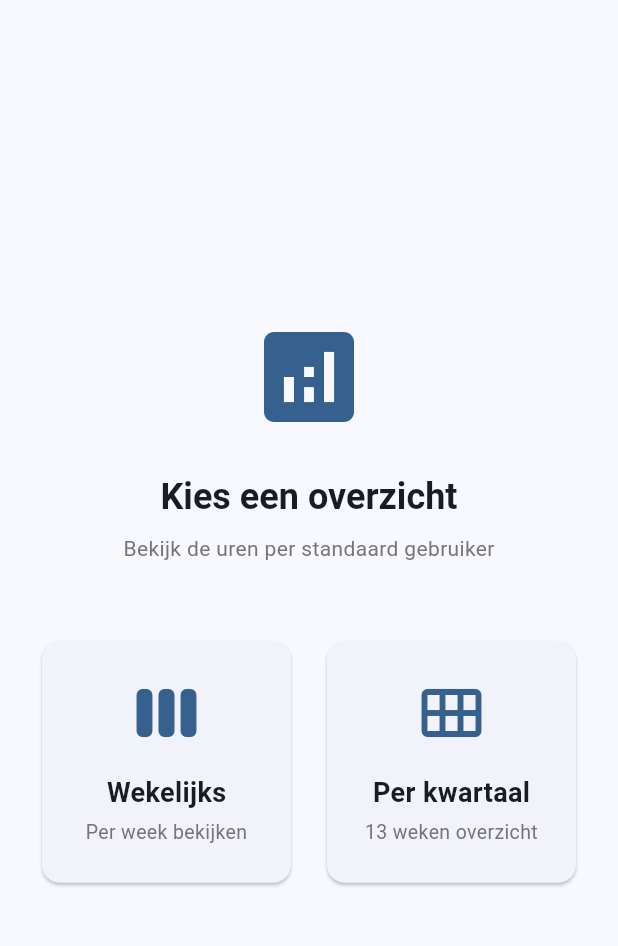
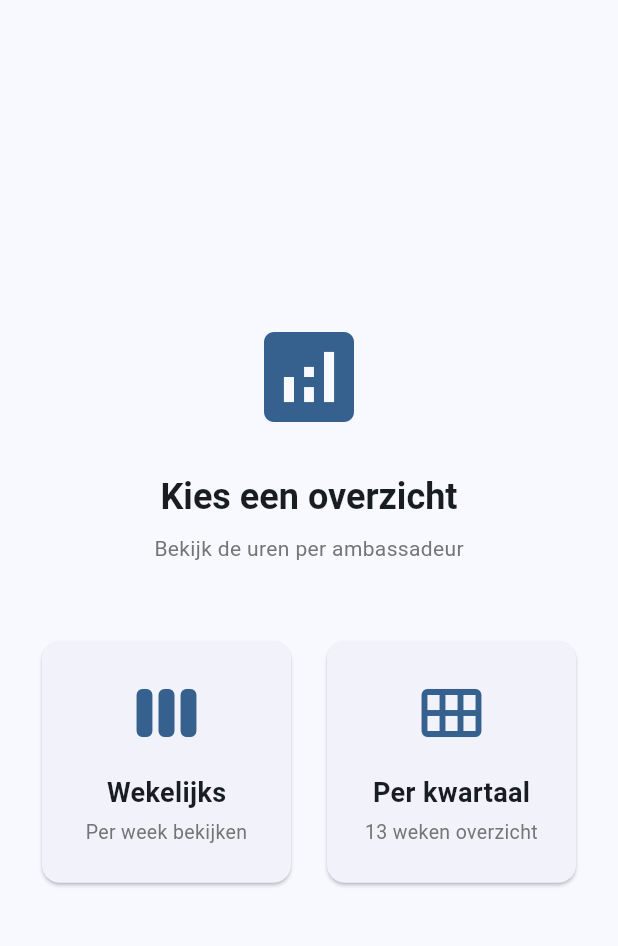
Before and after one commit to hansvdbraak/roosterapp, a Flutter app: the CoordinatorDashboardScreen screen opened directly, on a phone screen of 412 x 824 dp, the part 57-1003 px from its top. Run offline on Flutter 3.47's test engine with Material 3 defaults, Android fonts, the phone set to English and light mode, and no system bars; our stand-ins replace shared_preferences; missing offline and left inert: dart:html, rooster_client, serverpod_flutter; accounts and stored records are empty; network calls fail; statements that could not run were skipped.

Commit message:
v2.02.22: coordinator slot-beheer, ambassadeur-terminologie en staging fix
- Coordinator kan reserveringen van anderen wissen in het weekoverzicht
- Coordinator kan een ambassadeur toewijzen aan vrij slot (of bezet slot: wissen + toewijzen)
- Hernoeming 'eenvoudige/standaard gebruiker' → 'ambassadeur' in alle schermen en code
- Staging serverconfig gecorrigeerd: port 8090 → 443/HTTPS (via nginx proxy)

Co-Authored-By: Claude Sonnet 4.6 <noreply@anthropic.com>

```diff
--- a/lib/config/app_config.dart
+++ b/lib/config/app_config.dart
@@ -66,8 +66,8 @@ class AppConfig {
   /// Staging server
   static const ServerConfig staging = ServerConfig(
     host: 'staging.4ub2b.com',
-    port: 8090,
-    useHttps: false,
+    port: 443,
+    useHttps: true,
   );
 
   /// Productie
--- a/lib/models/user.dart
+++ b/lib/models/user.dart
@@ -9,7 +9,7 @@ extension UserRoleExtension on UserRole {
   String get displayName {
     switch (this) {
       case UserRole.gebruikerEenvoud:
-        return 'Standaard gebruiker';
+        return 'Ambassadeur';
       case UserRole.gebruiker:
         return 'Gebruiker';
       case UserRole.coordinator:
@@ -67,7 +67,7 @@ extension UserRoleExtension on UserRole {
   }
 }
 
-/// Dagdeel voor eenvoudige gebruikers
+/// Dagdeel voor ambassadeurs
 enum DayPart {
   ochtend,  // 10:00 - 13:00
   middag,   // 13:00 - 16:00
--- a/lib/providers/reservation_provider.dart
+++ b/lib/providers/reservation_provider.dart
@@ -156,7 +156,7 @@ class ReservationProvider extends ChangeNotifier {
     );
   }
 
-  /// Boek een volledig dagdeel (voor eenvoudige gebruikers)
+  /// Boek een volledig dagdeel (voor ambassadeurs)
   Future<List<Reservation>> createDayPartReservation({
     required int roomId,
     required String bookerName,
--- a/lib/screens/coordinator_dashboard_screen.dart
+++ b/lib/screens/coordinator_dashboard_screen.dart
@@ -252,7 +252,7 @@ class _CoordinatorDashboardScreenState extends State<CoordinatorDashboardScreen>
           ),
           const SizedBox(height: 8),
           Text(
-            'Bekijk de uren per standaard gebruiker',
+            'Bekijk de uren per ambassadeur',
             style: TextStyle(color: Colors.grey[600]),
           ),
           const SizedBox(height: 48),
@@ -530,7 +530,7 @@ class _CoordinatorDashboardScreenState extends State<CoordinatorDashboardScreen>
     final weekEnd = weekStart.add(const Duration(days: 6));
     final weekNumber = _getWeekNumber(weekStart);
 
-    // Verzamel uren per eenvoudige gebruiker
+    // Verzamel uren per ambassadeur
     final eenvoudigUsers = _getEenvoudigUsersWithHours(
       reservationProvider,
       roomProvider,
@@ -574,7 +574,7 @@ class _CoordinatorDashboardScreenState extends State<CoordinatorDashboardScreen>
     final quarterEnd = DateTime(_selectedYear, startMonth + 3, 0);
     final daysInQuarter = quarterEnd.difference(quarterStart).inDays + 1;
 
-    // Verzamel uren per eenvoudige gebruiker
+    // Verzamel uren per ambassadeur
     final eenvoudigUsers = _getEenvoudigUsersWithHours(
       reservationProvider,
       roomProvider,
@@ -653,11 +653,11 @@ class _CoordinatorDashboardScreenState extends State<CoordinatorDashboardScreen>
       ...slotsCol3ByUser.keys,
     };
 
-    // Filter alleen eenvoudige gebruikers
+    // Filter alleen ambassadeurs
     final eenvoudigUsers = <_UserHours>[];
     for (final name in allNames) {
       final user = authProvider.getUserByName(name);
-      // Alleen eenvoudige gebruikers tonen
+      // Alleen ambassadeurs tonen
       if (user != null && user.role == UserRole.gebruikerEenvoud) {
         eenvoudigUsers.add(_UserHours(
           name: name,
@@ -778,7 +778,7 @@ class _CoordinatorDashboardScreenState extends State<CoordinatorDashboardScreen>
                       const SizedBox(width: 8),
                       Expanded(
                         child: Text(
-                          'Alleen standaard gebruikers (dagdeel-boekingen)',
+                          'Alleen ambassadeurs (dagdeel-boekingen)',
                           style: TextStyle(
                             color: Colors.blue[700],
                             fontSize: 13,
@@ -826,7 +826,7 @@ class _CoordinatorDashboardScreenState extends State<CoordinatorDashboardScreen>
                     Icon(Icons.person_off, size: 48, color: Colors.grey[400]),
                     const SizedBox(height: 8),
                     Text(
-                      'Geen standaard gebruikers hebben geboekt',
+                      'Geen ambassadeurs hebben geboekt',
                       style: TextStyle(color: Colors.grey[600]),
                     ),
                   ],
@@ -856,7 +856,7 @@ class _CoordinatorDashboardScreenState extends State<CoordinatorDashboardScreen>
                       ),
                       const Spacer(),
                       Text(
-                        '${users.length} standaard gebruikers',
+                        '${users.length} ambassadeurs',
                         style: TextStyle(color: Colors.grey[600], fontSize: 12),
                       ),
                     ],
--- a/lib/screens/room_list_screen.dart
+++ b/lib/screens/room_list_screen.dart
@@ -189,7 +189,7 @@ class _RoomListScreenState extends State<RoomListScreen> {
                 final activeRooms = roomProvider.rooms.where((r) => r.isBookable).toList()
                   ..sort((a, b) => a.name.compareTo(b.name));
 
-                // Standaard gebruikers zien alleen Trefpunt Ambassadeurs en Trefpunt Aquarium
+                // Ambassadeurs zien alleen Trefpunt Ambassadeurs en Trefpunt Aquarium
                 final visibleRooms = isStandaardGebruiker
                     ? activeRooms
                         .where((r) =>
@@ -261,8 +261,8 @@ class _RoomListScreenState extends State<RoomListScreen> {
           const SizedBox(height: 16),
           _CoordinatorActionCard(
             icon: Icons.people_outline,
-            title: 'Standaard gebruikers',
-            subtitle: 'Bekijk overzicht van standaard gebruikers',
+            title: 'Ambassadeurs',
+            subtitle: 'Bekijk overzicht van ambassadeurs',
             color: Colors.teal,
             onTap: () => Navigator.of(context).push(
               MaterialPageRoute(builder: (_) => const SimpleUserOverviewScreen()),
--- a/lib/screens/simple_user_overview_screen.dart
+++ b/lib/screens/simple_user_overview_screen.dart
@@ -150,7 +150,7 @@ class _SimpleUserOverviewScreenState extends State<SimpleUserOverviewScreen> {
   Widget build(BuildContext context) {
     if (!_isInitialized) {
       return Scaffold(
-        appBar: AppBar(title: const Text('Standaard gebruikers')),
+        appBar: AppBar(title: const Text('Ambassadeurs')),
         body: const Center(child: CircularProgressIndicator()),
       );
     }
@@ -158,7 +158,7 @@ class _SimpleUserOverviewScreenState extends State<SimpleUserOverviewScreen> {
     return Scaffold(
       appBar: AppBar(
         title: Text(_selectedUser == null
-            ? 'Standaard gebruikers'
+            ? 'Ambassadeurs'
             : _selectedUser!.name),
         leading: _selectedUser != null
             ? IconButton(
@@ -184,7 +184,7 @@ class _SimpleUserOverviewScreenState extends State<SimpleUserOverviewScreen> {
   Widget _buildUserList() {
     final authProvider = context.watch<AuthProvider>();
 
-    // Filter alleen eenvoudige gebruikers
+    // Filter alleen ambassadeurs
     final simpleUsers = authProvider.allUsers
         .where((u) => u.role == UserRole.gebruikerEenvoud)
         .toList();
@@ -209,7 +209,7 @@ class _SimpleUserOverviewScreenState extends State<SimpleUserOverviewScreen> {
             Icon(Icons.person_off, size: 64, color: Colors.grey[400]),
             const SizedBox(height: 16),
             Text(
-              'Geen standaard gebruikers',
+              'Geen ambassadeurs',
               style: TextStyle(color: Colors.grey[600], fontSize: 16),
             ),
           ],
--- a/lib/screens/user_management_screen.dart
+++ b/lib/screens/user_management_screen.dart
@@ -264,7 +264,7 @@ class _UserCard extends StatelessWidget {
           children: [
             Icon(Icons.person_outline, size: 20),
             SizedBox(width: 8),
-            Text('Terugzetten naar standaard gebruiker'),
+            Text('Terugzetten naar ambassadeur'),
           ],
         ),
       ));
@@ -288,7 +288,7 @@ class _UserCard extends StatelessWidget {
             children: [
               Icon(Icons.person_outline, size: 20),
               SizedBox(width: 8),
-              Text('Maak standaard gebruiker'),
+              Text('Maak ambassadeur'),
             ],
           ),
         ));
--- a/lib/widgets/app_header.dart
+++ b/lib/widgets/app_header.dart
@@ -167,7 +167,7 @@ class AppHeaderActions extends StatelessWidget {
                 ),
               ),
 
-            // Eenvoudige gebruikers overzicht (voor coördinatoren en superuser)
+            // Ambassadeurs overzicht (voor coördinatoren en superuser)
             if (authProvider.isCoordinator)
               const PopupMenuItem(
                 value: 'user_overview',
@@ -175,7 +175,7 @@ class AppHeaderActions extends StatelessWidget {
                   children: [
                     Icon(Icons.people_outline),
                     SizedBox(width: 8),
-                    Text('Standaard gebruikers'),
+                    Text('Ambassadeurs'),
                   ],
                 ),
               ),
```
Also changed, not shown: lib/screens/room_detail_screen.dart (+161 -4 lines), 1 other file.
